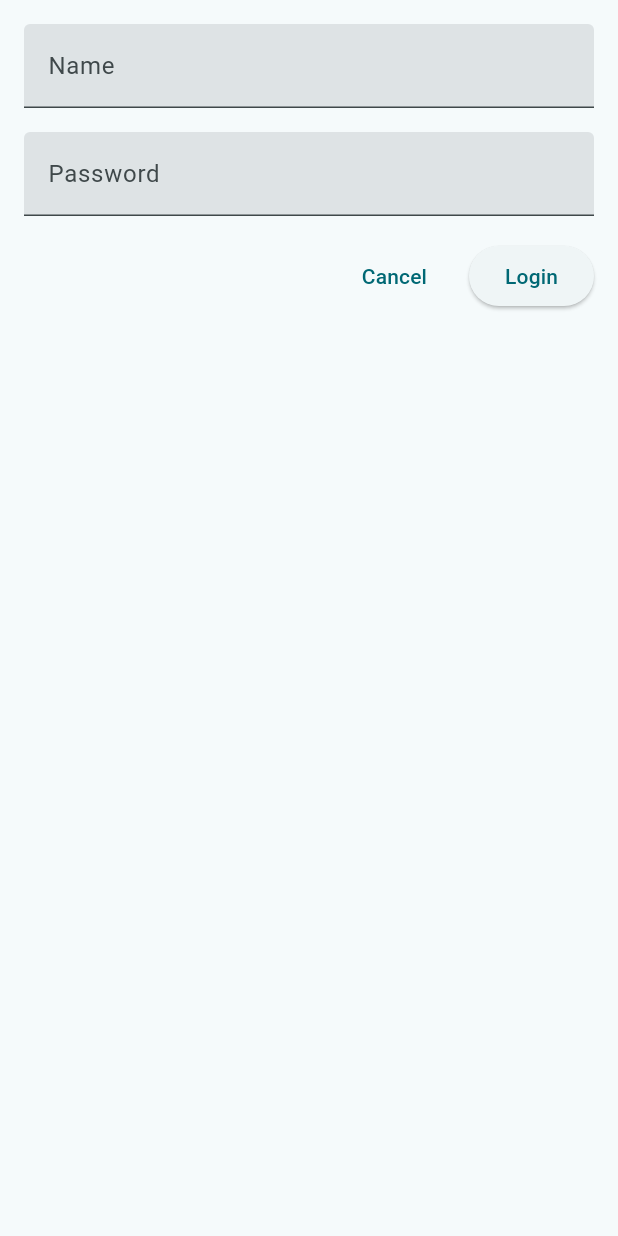
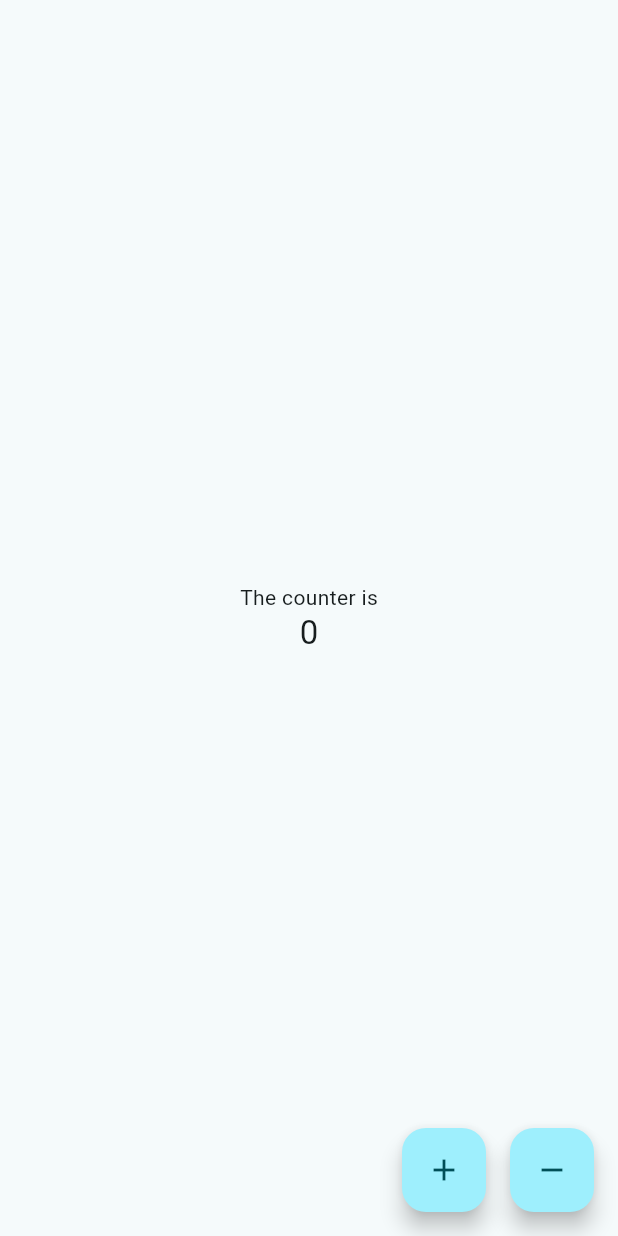
Before and after one commit to eacastro/todo-app, a Flutter app: the screen it shows after launch, on a phone screen of 412 x 824 dp. Run offline on Flutter 3.47's test engine with Material 3 defaults, Android fonts, the phone set to English and light mode, and no system bars.

Commit message:
Counter App Exercise

```diff
--- a/lib/main.dart
+++ b/lib/main.dart
@@ -1,4 +1,5 @@
 import 'package:flutter/material.dart';
+import 'package:flutter_exercises_app/screens/home_screen.dart';
 
 void main() {
   runApp(MainApp());
@@ -16,61 +17,7 @@ class MainApp extends StatelessWidget {
       theme: ThemeData(
         colorScheme: ColorScheme.fromSeed(seedColor: Colors.cyan[400]!),
       ),
-      home: Scaffold(
-        body: Center(
-          child: Padding(
-            padding: const EdgeInsets.all(16.0),
-            child: Column(
-              children: [
-                TextField(
-                  controller: _nameController,
-                  decoration: const InputDecoration(
-                    label: Text('Name'),
-                    filled: true,
-                  ),
-                ),
-                const SizedBox(height: 16.0),
-                TextField(
-                  controller: _passwordController,
-                  decoration: const InputDecoration(
-                    label: Text('Password'),
-                    filled: true,
-                  ),
-                  obscureText: true,
-                ),
-                const SizedBox(height: 16.0),
-                OverflowBar(
-                  alignment: MainAxisAlignment.end,
-                  children: [
-                    TextButton(
-                      onPressed: () {
-                        _nameController.clear();
-                        _passwordController.clear();
-                      },
-                      child: const Text('Cancel'),
-                    ),
-                    const SizedBox(
-                      width: 16.0,
-                    ),
-                    ElevatedButton(
-                      onPressed: () {
-                        // Navigator.of(context).push(
-                        //   MaterialPageRoute(
-                        //     builder: (context) => const Center(
-                        //       child: Text('This is another screen'),
-                        //     ),
-                        //   ),
-                        // );
-                      },
-                      child: const Text('Login'),
-                    ),
-                  ],
-                ),
-              ],
-            ),
-          ),
-        ),
-      ),
+      home: const HomeScreen(),
     );
   }
 }
--- /dev/null
+++ b/lib/screens/home_screen.dart
@@ -0,0 +1,61 @@
+import 'package:flutter/material.dart';
+
+class HomeScreen extends StatefulWidget {
+  const HomeScreen({
+    super.key,
+  });
+
+  @override
+  State<HomeScreen> createState() => _HomeScreenState();
+}
+
+class _HomeScreenState extends State<HomeScreen> {
+  late int _counter;
+
+  @override
+  void initState() {
+    _counter = 0;
+    super.initState();
+  }
+
+  @override
+  Widget build(BuildContext context) {
+    return Scaffold(
+      body: Center(
+        child: Column(
+          mainAxisAlignment: MainAxisAlignment.center,
+          children: [
+            const Text('The counter is'),
+            Text(
+              '$_counter',
+              style: Theme.of(context).textTheme.titleLarge,
+            ),
+          ],
+        ),
+      ),
+      floatingActionButton: OverflowBar(
+        children: [
+          FloatingActionButton(
+            onPressed: () {
+              setState(
+                () => _counter++,
+              );
+            },
+            child: const Icon(Icons.add),
+          ),
+          const SizedBox(
+            width: 16.0,
+          ),
+          FloatingActionButton(
+            onPressed: () {
+              setState(
+                () => _counter--,
+              );
+            },
+            child: const Icon(Icons.remove),
+          ),
+        ],
+      ),
+    );
+  }
+}
```
